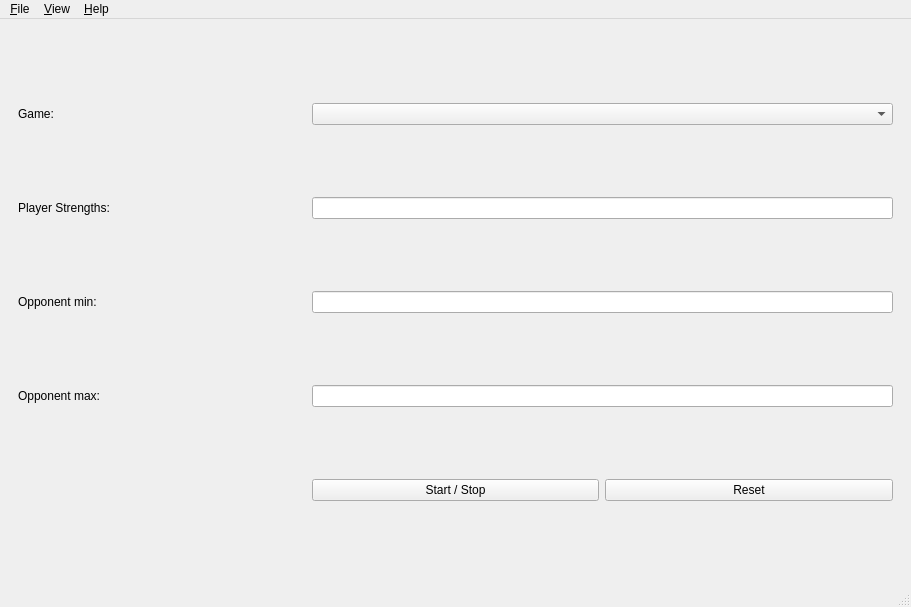
Above: zero_play/main_window.ui from donkirkby/zero-play before the change. Below: the same form after it.
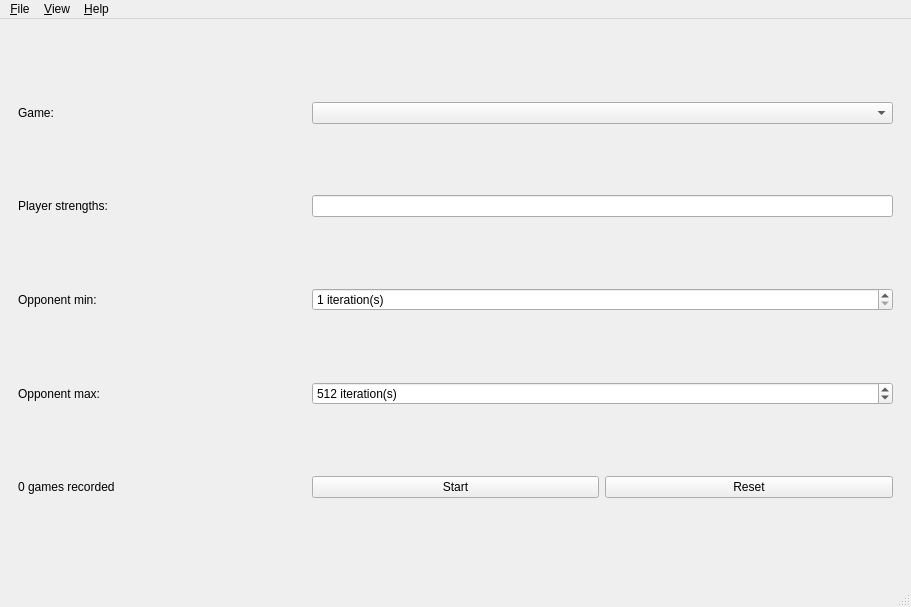
That is the form after the change. The open tabs and pages were chosen to show the change.

Commit message: Restore old strength plot, and start moving it into the main app.

```diff
--- a/zero_play/main_window.ui
+++ b/zero_play/main_window.ui
@@ -344,20 +344,10 @@
       </widget>
       <widget class="QWidget" name="plot_strength_page">
        <layout class="QGridLayout" name="gridLayout_5">
-        <item row="0" column="0">
-         <widget class="QLabel" name="label">
+        <item row="6" column="0">
+         <widget class="QLabel" name="strength_count_label">
           <property name="text">
-           <string>Game:</string>
-          </property>
-         </widget>
-        </item>
-        <item row="0" column="1" colspan="2">
-         <widget class="QComboBox" name="plot_game"/>
-        </item>
-        <item row="2" column="1" colspan="2">
-         <widget class="QLineEdit" name="lineEdit">
-          <property name="whatsThis">
-           <string extracomment="comma-separated list of search counts"/>
+           <string>0 games recorded</string>
           </property>
          </widget>
         </item>
@@ -368,8 +358,8 @@
           </property>
          </widget>
         </item>
-        <item row="3" column="1" colspan="2">
-         <widget class="QLineEdit" name="lineEdit_2"/>
+        <item row="0" column="1" colspan="2">
+         <widget class="QComboBox" name="strength_test_game"/>
         </item>
         <item row="6" column="2">
          <widget class="QPushButton" name="reset_plot">
@@ -378,17 +368,37 @@
           </property>
          </widget>
         </item>
+        <item row="0" column="0">
+         <widget class="QLabel" name="label">
+          <property name="text">
+           <string>Game:</string>
+          </property>
+         </widget>
+        </item>
+        <item row="3" column="1" colspan="2">
+         <widget class="QSpinBox" name="strength_test_min">
+          <property name="suffix">
+           <string> iteration(s)</string>
+          </property>
+          <property name="minimum">
+           <number>1</number>
+          </property>
+          <property name="maximum">
+           <number>1000000</number>
+          </property>
+         </widget>
+        </item>
         <item row="6" column="1">
          <widget class="QPushButton" name="start_stop_plot">
           <property name="text">
-           <string>Start / Stop</string>
+           <string>Start</string>
           </property>
          </widget>
         </item>
         <item row="2" column="0">
          <widget class="QLabel" name="strengths_label">
           <property name="text">
-           <string>Player Strengths:</string>
+           <string>Player strengths:</string>
           </property>
          </widget>
         </item>
@@ -399,8 +409,31 @@
           </property>
          </widget>
         </item>
+        <item row="2" column="1" colspan="2">
+         <widget class="QLineEdit" name="strength_test_strengths">
+          <property name="toolTip">
+           <string extracomment="List of iteration counts, separated by spaces."/>
+          </property>
+          <property name="whatsThis">
+           <string extracomment="comma-separated list of search counts"/>
+          </property>
+         </widget>
+        </item>
         <item row="4" column="1" colspan="2">
-         <widget class="QLineEdit" name="lineEdit_3"/>
+         <widget class="QSpinBox" name="strength_test_max">
+          <property name="suffix">
+           <string> iteration(s)</string>
+          </property>
+          <property name="minimum">
+           <number>1</number>
+          </property>
+          <property name="maximum">
+           <number>1000000</number>
+          </property>
+          <property name="value">
+           <number>512</number>
+          </property>
+         </widget>
         </item>
        </layout>
       </widget>
```
Left out of the diff: 15 changed lines with no effect on the pictures. The commit also changes 10 other files.
